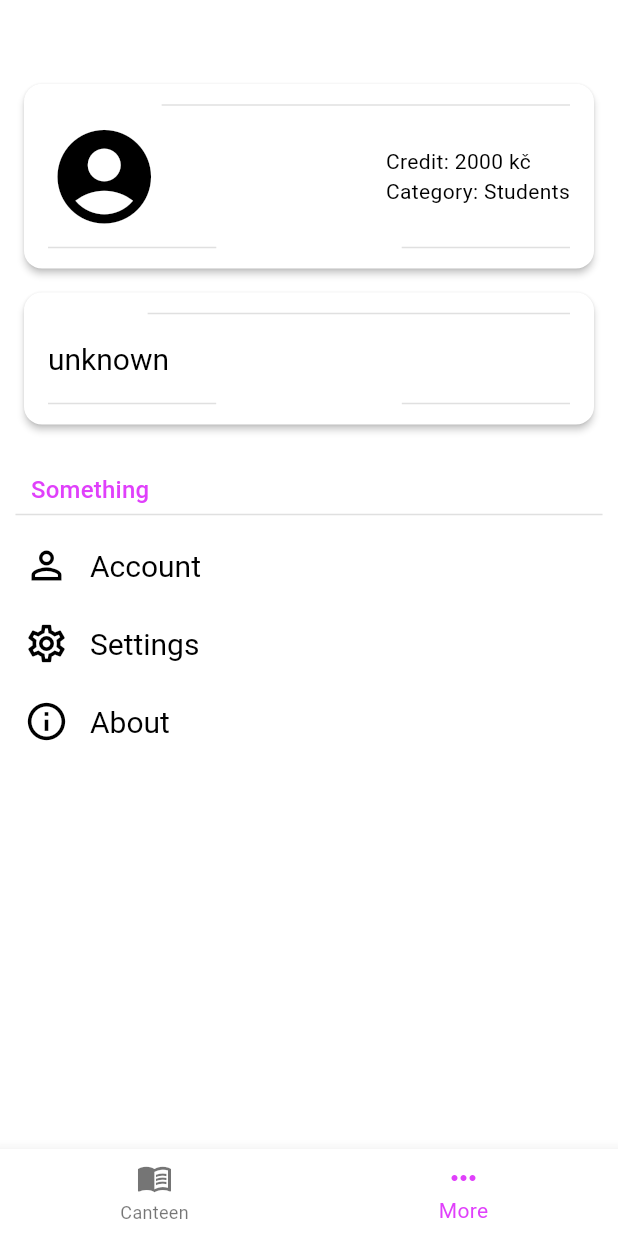
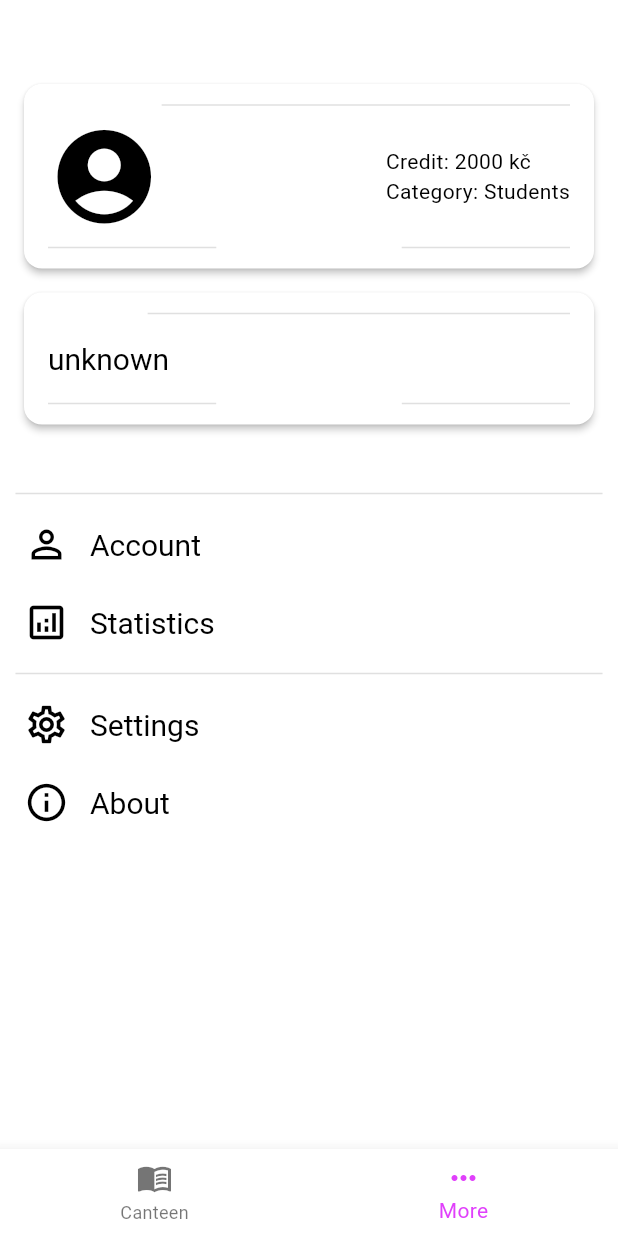
Before and after one commit to App-Elevate/AUT.aplikace-legacy, a Flutter app: the NavigationScreen screen opened directly, item 2 of the bottom bar chosen, on a phone screen of 412 x 824 dp. Run offline on Flutter 3.47's test engine with Material 3 defaults, Android fonts, the phone set to English and light mode, and no system bars; our stand-ins replace awesome_notifications, device_info_plus, dio, firebase_analytics, firebase_core, firebase_crashlytics and 13 more; missing offline and left inert: background_fetch, canteenlib, enum_to_string, icons_flutter, install_plugin, markdown; accounts and stored records are empty; network calls fail; statements that could not run were skipped; project files that could hold a hidden picture were left out.

Commit message:
create statistics screen

```diff
--- a/lib/pages_new/more.dart
+++ b/lib/pages_new/more.dart
@@ -2,10 +2,10 @@ import 'package:autojidelna/classes_enums/spacing.dart';
 import 'package:autojidelna/pages_new/about.dart';
 import 'package:autojidelna/pages_new/account.dart';
 import 'package:autojidelna/pages_new/settings.dart';
+import 'package:autojidelna/pages_new/statistics.dart';
 import 'package:autojidelna/shared_widgets/more/account_overview_card.dart';
 import 'package:autojidelna/shared_widgets/more/location_picker_card.dart';
 import 'package:autojidelna/shared_widgets/settings/custom_divider.dart';
-import 'package:autojidelna/shared_widgets/settings/section_title.dart';
 import 'package:flutter/material.dart';
 
 class MoreAppBar extends StatelessWidget implements PreferredSizeWidget {
@@ -29,13 +29,19 @@ class MorePage extends StatelessWidget {
           const AccountOverviewCard(),
           const CustomDivider(),
           const LocationPickerCard(),
-          CustomDivider(height: Spacing.s24),
-          const SectionTitle("Something"),
+          CustomDivider(height: Spacing.s38),
+          const CustomDivider(isTransparent: false),
           ListTile(
             leading: const Icon(Icons.person_outline),
             title: const Text("Account"),
             onTap: () => Navigator.of(context).push(MaterialPageRoute(builder: (context) => const AccountScreen())),
           ),
+          ListTile(
+            leading: const Icon(Icons.analytics_outlined),
+            title: const Text("Statistics"),
+            onTap: () => Navigator.of(context).push(MaterialPageRoute(builder: (context) => const StatisticsScreen())),
+          ),
+          const CustomDivider(isTransparent: false),
           ListTile(
             leading: const Icon(Icons.settings_outlined),
             title: const Text("Settings"),
```
Also changed, not shown: lib/pages_new/statistics.dart (added, +13 -0 lines).
